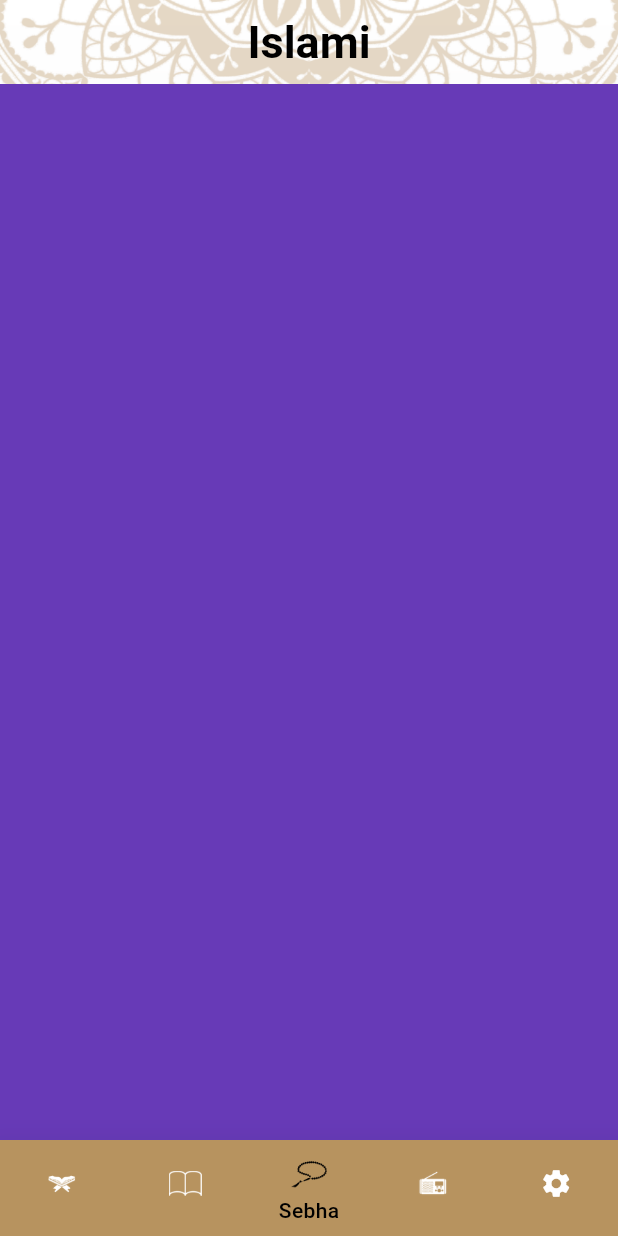
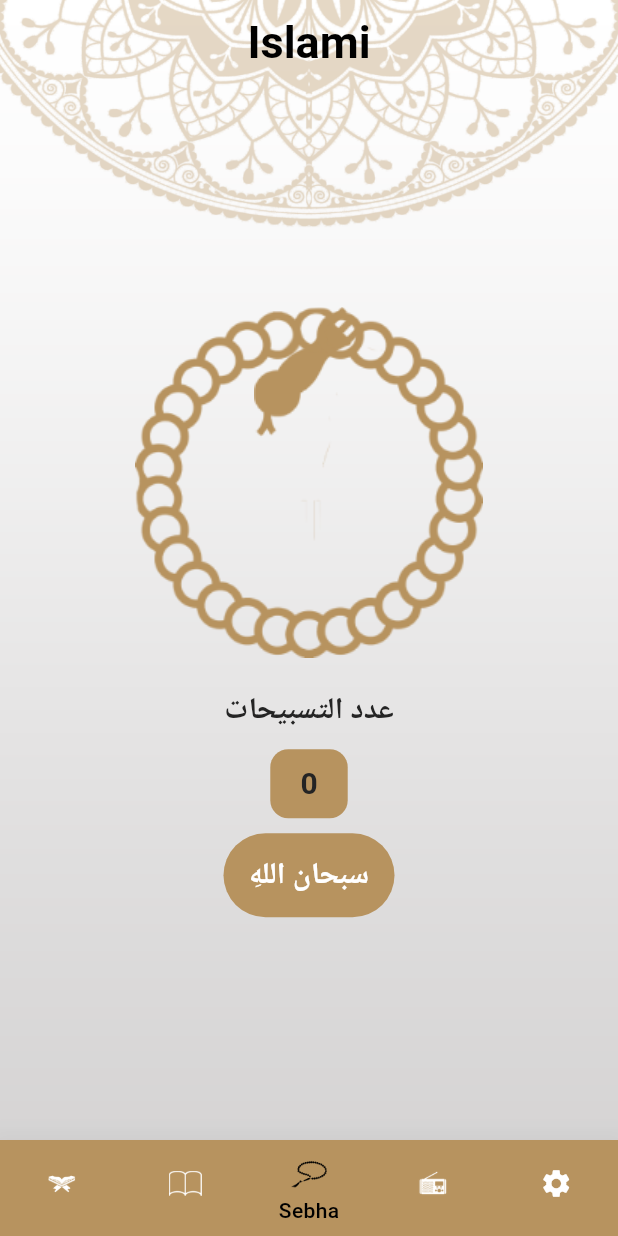
Before and after one commit to MoEhsan10/Islami, a Flutter app: the screen it shows after launch, item 3 of the bottom bar chosen, on a phone screen of 412 x 824 dp. Run offline on Flutter 3.47's test engine with Material 3 defaults, Android fonts, the phone set to English and light mode, and no system bars; generated files the repository leaves out were written again.

Commit message:
+ Tashbeh-Tab

```diff
--- a/lib/Core/assets_Manager.dart
+++ b/lib/Core/assets_Manager.dart
@@ -8,4 +8,6 @@ class AssetsManager {
   static const String lightSplash = '${base}splash@3x.png';
   static const String quranHeaderImage = '${base}qur2an_screen_logo@2x.png';
   static const String hadithHeaderImage = '${base}hadeth_logo@2x.png';
+  static const String sebhaBodyLogo = '${base}body_sebha_logo.png';
+  static const String sebhaHeadLogo = '${base}head_sebha_logo.png';
 }
--- a/lib/Presentation/Modules/Home_Module/Screens/Home_Screen.dart
+++ b/lib/Presentation/Modules/Home_Module/Screens/Home_Screen.dart
@@ -18,7 +18,7 @@ class _HomeScreenState extends State<HomeScreen> {
   List<Widget> tabs = [
     QuranTab(),
     HadithTab(),
-    Tasbeh_Tab(),
+    TasbehTab(),
     RadioTab(),
     SettingsTab(),
   ];
--- a/lib/Presentation/Modules/Home_Module/Tabs/tasbeh_Tab/Tasbeh_Tab.dart
+++ b/lib/Presentation/Modules/Home_Module/Tabs/tasbeh_Tab/Tasbeh_Tab.dart
@@ -1,12 +1,108 @@
 import 'package:flutter/material.dart';
+import 'package:quran_app/Core/Colors_Manager.dart';
+import 'package:quran_app/Core/assets_Manager.dart';
 
-class Tasbeh_Tab extends StatelessWidget {
-  const Tasbeh_Tab({super.key});
+class TasbehTab extends StatefulWidget {
+  const TasbehTab({super.key});
+
+  @override
+  State<TasbehTab> createState() => _TasbehTabState();
+}
+
+class _TasbehTabState extends State<TasbehTab> {
+  int counter = 0;
+  int index = 0;
+  double turns = 0;
+  List<String> tasabeh = [
+    'سبحان اللهِ',
+    'الحمدلله',
+    'الله اكبر',
+    'لا اله الا الله',
+    'استغفر الله',
+  ];
 
   @override
   Widget build(BuildContext context) {
-    return Container(
-      color: Colors.deepPurple,
+    return Center(
+      child: Column(
+        mainAxisAlignment: MainAxisAlignment.center,
+        children: [
+          Stack(
+            alignment: Alignment.center,
+            children: [
+              Positioned(
+                top: 0,
+                child: Image.asset(
+                  AssetsManager.sebhaHeadLogo,
+                ),
+              ),
+              Positioned(
+                child: AnimatedRotation(
+                  turns: turns,
+                  duration: Duration(milliseconds: 500),
+                  child: Image.asset(
+                    AssetsManager.sebhaBodyLogo,
+                  ),
+                ),
+              ),
+            ],
+          ),
+          SizedBox(height: 20),
+          Row(
+            mainAxisAlignment: MainAxisAlignment.center,
+            children: [
+              Text(
+                'عدد التسبيحات',
+                style: Theme.of(context).textTheme.titleMedium?.copyWith(
+                      fontWeight: FontWeight.bold,
+                    ),
+              ),
+            ],
+          ),
+          SizedBox(height: 10),
+          Container(
+            padding: const EdgeInsets.symmetric(vertical: 8, horizontal: 20),
+            decoration: BoxDecoration(
+              color: ColorsManager.goldColor,
+              borderRadius: BorderRadius.circular(12),
+            ),
+            child: Text(
+              '$counter',
+              style: Theme.of(context).textTheme.titleMedium?.copyWith(
+                    fontWeight: FontWeight.bold,
+                  ),
+            ),
+          ),
+          SizedBox(height: 10),
+          Container(
+            padding: const EdgeInsets.symmetric(vertical: 4, horizontal: 5),
+            decoration: BoxDecoration(
+              color: ColorsManager.goldColor,
+              borderRadius: BorderRadius.circular(30),
+            ),
+            child: TextButton(
+              onPressed: () {
+                setState(() {
+                  counter++;
+                  turns += 1 / 33;
+                  if (counter > 33) {
+                    counter = 0;
+                    index = (index + 1) % tasabeh.length;
+                    turns = 0;
+                  }
+                });
+              },
+              child: Text(
+                tasabeh[index],
+                style: Theme.of(context).textTheme.titleMedium?.copyWith(
+                      fontWeight: FontWeight.bold,
+                      color: Colors.white,
+                    ),
+              ),
+            ),
+          ),
+        ],
+      ),
     );
   }
 }
```
Also changed, not shown: assets/images/body_sebha_logo.png (added), assets/images/head_sebha_logo.png (added).
